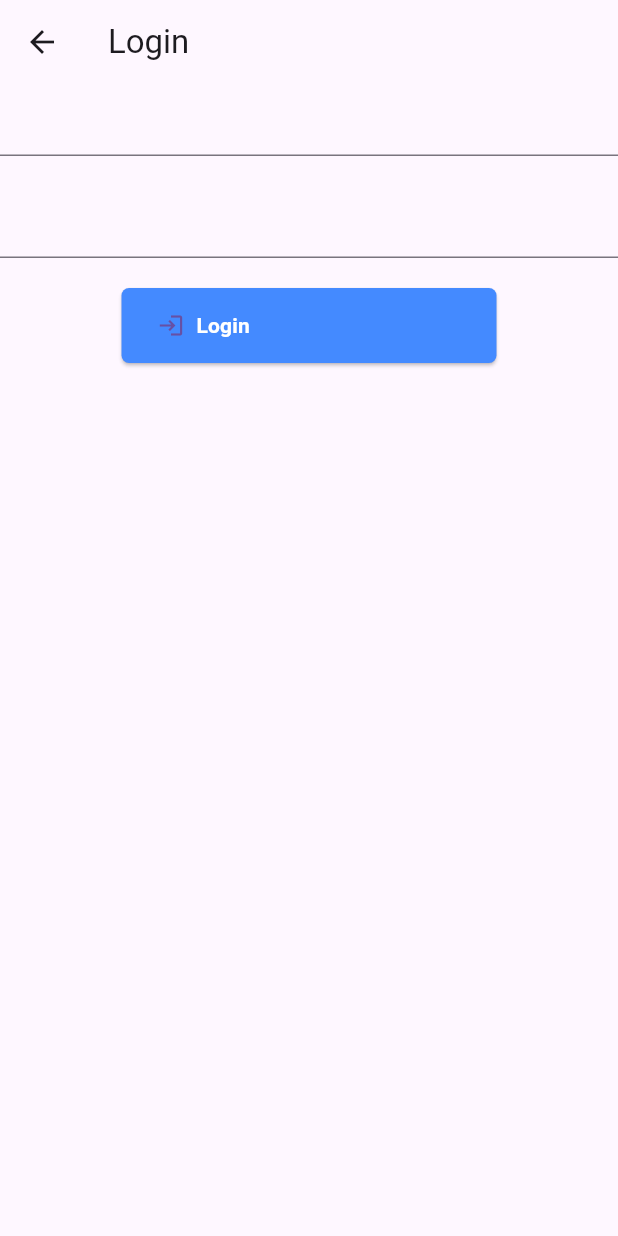
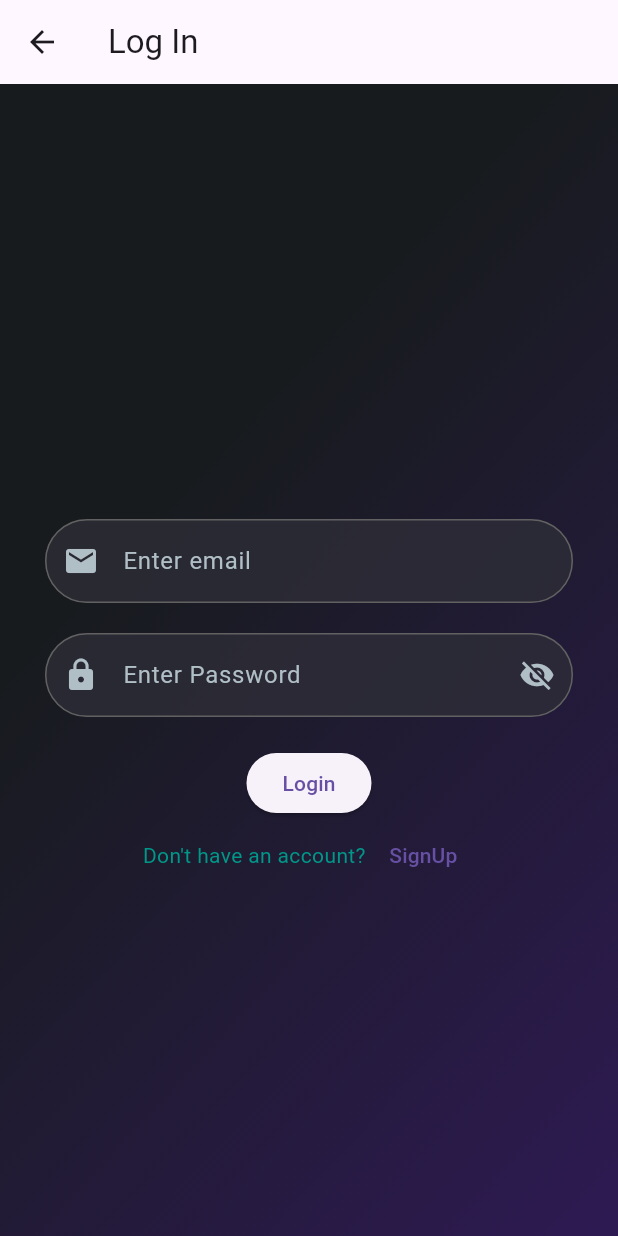
Before and after one commit to Hamza862-Naeem/Task_Management, a Flutter app: the screen it shows after launch, after a tap on "Continue with email", on a phone screen of 412 x 824 dp. Run offline on Flutter 3.47's test engine with Material 3 defaults, Android fonts, the phone set to English and light mode, and no system bars; our stand-ins replace cloud_firestore, firebase_auth, firebase_core, flutter_riverpod; accounts and stored records are empty; network calls fail.

Commit message:
authentication

```diff
--- a/lib/main.dart
+++ b/lib/main.dart
@@ -1,8 +1,17 @@
+import 'package:firebase_core/firebase_core.dart';
 import 'package:flutter/material.dart';
 import 'package:flutter_riverpod/flutter_riverpod.dart';
+import 'package:task_management/firebase_options.dart';
 import 'package:task_management/views/authentication/login/main_screen.dart';
+import 'package:task_management/views/authentication/registration/registration_screen.dart';
 
-void main() {
+import 'routes/routes.dart';
+import 'views/authentication/login/login.dart';
+
+void main() async{
+  WidgetsFlutterBinding.ensureInitialized();
+  await Firebase.initializeApp(
+    options:DefaultFirebaseOptions.currentPlatform);
   runApp(const ProviderScope(child:MyApp()));
 }
 
@@ -11,9 +20,14 @@ class MyApp extends StatelessWidget {
   @override
   Widget build(BuildContext context) {
     return const MaterialApp(
-      debugShowCheckedModeBanner: false,
-      title: 'Todo App',
-      home: MainScreen(),
+       debugShowCheckedModeBanner: false,
+      title: 'Task Management App',
+
+      // Provide initial route or main screen directly
+      initialRoute: AppRoutes.main,
+
+      // Define your route generation function here
+      onGenerateRoute: AppRoutes.generateRoute,
     );
   }
 }
--- /dev/null
+++ b/lib/routes/routes.dart
@@ -0,0 +1,38 @@
+
+import 'package:flutter/material.dart';
+
+import '../views/authentication/login/login.dart';
+import '../views/authentication/login/main_screen.dart';
+import '../views/authentication/registration/registration_screen.dart';
+
+// Centralized routes class
+class AppRoutes {
+  // Route names as constants
+  static const String login = '/login';
+  static const String signUp = '/signUp';
+  static const String main = '/main';
+  static const String mainDashboard = '/mainDashboard';
+  static const String activity = '/activity';
+
+  // Route generation method (use this in MaterialApp)
+  static Route<dynamic> generateRoute(RouteSettings settings) {
+    switch (settings.name) {
+      case login:
+        return MaterialPageRoute(builder: (_) => const LoginScreen());
+      case signUp:
+        return MaterialPageRoute(builder: (_) => const SignUpScreen());
+      case main:
+        return MaterialPageRoute(builder: (_) => const MainScreen());
+      // case mainDashboard:
+      //   return MaterialPageRoute(builder: (_) => const MainDashboard());
+      // case activity:
+      //   return MaterialPageRoute(builder: (_) => const ActivityScreen());
+      default:
+        return MaterialPageRoute(
+          builder: (_) => Scaffold(
+            body: Center(child: Text('No route defined for ${settings.name}')),
+          ),
+        );
+    }
+  }
+}
--- /dev/null
+++ b/lib/views/authentication/login/login.dart
@@ -0,0 +1,112 @@
+import 'package:flutter/material.dart';
+import 'package:flutter_riverpod/flutter_riverpod.dart';
+import 'package:task_management/views/authentication/registration/registration_screen.dart';
+import 'package:task_management/widgets/custom_textfield.dart';
+
+import '../../../data/constants/app_colors.dart';
+import '../../../provider/auth_provider.dart';
+import '../../../utils/snackbar.dart';
+
+class LoginScreen extends ConsumerStatefulWidget {
+  const LoginScreen({super.key});
+
+  @override
+  ConsumerState<LoginScreen> createState() => _LoginScreenState();
+}
+
+class _LoginScreenState extends ConsumerState<LoginScreen> {
+  final TextEditingController emailController = TextEditingController();
+  final TextEditingController passwordController = TextEditingController();
+
+  @override
+  void dispose() {
+    emailController.dispose();
+    passwordController.dispose();
+    super.dispose();
+  }
+
+  void login() async {
+    final authService = ref.read(firebaseAuthServiceProvider);
+    final user = await authService.signInWithEmail(
+      emailController.text.trim(),
+      passwordController.text.trim(),
+    );
+    if (user != null) {
+        // Show success snackbar
+        showLoginSuccessSnackbar(context);
+        print('User signed in: ${user.email}');
+      } else {
+        // Show error snackbar
+        showLoginFailureSnackbar(context);
+        print('Failed to sign in');
+      }
+  }
+
+  @override
+  Widget build(BuildContext context) {
+    return Scaffold(
+      appBar: AppBar(
+        title: const Text('Log In'),
+      ),
+      body: SafeArea(
+        child: Container(
+          height: MediaQuery.of(context).size.height,
+          decoration: const BoxDecoration(
+            gradient: LinearGradient(
+              end: Alignment.bottomRight,
+              colors: [
+                Color.fromRGBO(23, 27, 29, 1.0),
+                Color.fromRGBO(46, 26, 83, 1.0),
+              ],
+            ),
+          ),
+          child: SingleChildScrollView(
+            child: Padding(
+              padding: const EdgeInsets.only(left: 30, right: 30, top: 290),
+              child: Column(
+                mainAxisAlignment: MainAxisAlignment.center,
+                children: [
+                  RoundedTextFormField(
+                    hintText: 'Enter email',
+                    icon: Icons.email,
+                    controller: emailController,
+                  ),
+                  const SizedBox(height: 20),
+                  RoundedTextFormField(
+                    hintText: 'Enter Password',
+                    isPasswordField: true,
+                    icon: Icons.lock,
+                    controller: passwordController,
+                  ),
+                  const SizedBox(height: 20.0),
+                  ElevatedButton(
+                    onPressed: login, // Use the login function
+                    child: const Text('Login'),
+                  ),
+                  Row(
+                    mainAxisAlignment: MainAxisAlignment.center,
+                    children: [
+                      Text(
+                        "Don't have an account? ",
+                        style: TextStyle(color: AppColors.tealColor),
+                      ),
+                      TextButton(
+                        onPressed: () {
+                          Navigator.push(
+                            context,
+                            MaterialPageRoute(builder: (context) => const SignUpScreen()),
+                          );
+                        },
+                        child: const Text('SignUp'),
+                      ),
+                    ],
+                  ),
+                ],
+              ),
+            ),
+          ),
+        ),
+      ),
+    );
+  }
+}
--- a/lib/views/authentication/login/login_screen.dart
+++ /dev/null
@@ -1,34 +0,0 @@
-
-
-import 'package:flutter/material.dart';
-import 'package:task_management/widgets/custom_button.dart';
-
-import '../../../data/constants/app_colors.dart';
-
-class LoginScreen extends StatelessWidget {
-  const LoginScreen({super.key});
-
-  @override
-  Widget build(BuildContext context) {
-    return Scaffold(
-      appBar: AppBar(
-        title: Text('Login '),
-      ),
-      body: SafeArea(child: Column(
-        children: [
-
-          TextField(
-            decoration: InputDecoration(
-
-            ),
-          ),
-           SizedBox(height: 20.0),
-          TextField(),
-          SizedBox(height: 20.0),
-          CustomButton(onPressed: (){}, color: AppColors.darkBlueColor, text: "Login", icon: Icon(Icons.login), width: 250, height: 50)
-        ],
-      )
-      ),
-    );
-  }
-}
--- a/lib/views/authentication/login/main_screen.dart
+++ b/lib/views/authentication/login/main_screen.dart
@@ -1,9 +1,10 @@
+// ignore_for_file: avoid_types_as_parameter_names
+
 import 'package:flutter/material.dart';
 import 'package:flutter_riverpod/flutter_riverpod.dart';
 import 'package:task_management/widgets/custom_button.dart';
 
-import '../../../data/constants/app_colors.dart';
-import 'login_screen.dart';
+import 'login.dart';
 
 class MainScreen extends ConsumerWidget {
   const MainScreen({super.key});
@@ -11,62 +12,68 @@ class MainScreen extends ConsumerWidget {
   @override
   Widget build(BuildContext context, WidgetRef ref) {
     return Scaffold(
+      body: Container(
 
-      body: Container(
-        decoration: BoxDecoration(
+        decoration: const BoxDecoration(
           gradient: LinearGradient(
             end: Alignment.bottomRight,
             colors: [
-              const Color.fromRGBO(23, 27, 29, 1.0), // rgb(23, 27, 29)
-        const Color.fromRGBO(46, 26, 83, 1.0), // rgb(46, 26, 83)
+              Color.fromRGBO(23, 27, 29, 1.0),
+              Color.fromRGBO(46, 26, 83, 1.0),
+
               // Colors.grey.shade900,
               // Colors.deepPurpleAccent.shade700,
             ],
           ),
         ),
         child: Center(
-
           child: Column(
             mainAxisAlignment: MainAxisAlignment.end,
             children: [
-
               // You can keep this padding if you want some space at the top
               Padding(
-                padding: const EdgeInsets.only(left: 50.0, right: 50.0, top: 100  ),
+                padding:
+                    const EdgeInsets.only(left: 50.0, right: 50.0,),
                 child: RichText(
                     textAlign: TextAlign.start,
-                  text: const TextSpan(
-                  children:[
-                    const TextSpan(
-          text: 'Manage everything\n', // Add a line break here
-          style: TextStyle(fontSize: 28,
+                    text: const TextSpan(children: [
+                      TextSpan(
+                        text: 'Management everything\n', // Add a line break here
+                        style: TextStyle(
+                            fontSize: 34,
                             fontWeight: FontWeight.bold,
                             color: Colors.white),
                       ),
-
                       TextSpan(
                         text: 'with one hand', // Final part of the text
-          style: TextStyle(fontSize: 28,
+                        style: TextStyle(
+                            fontSize: 34,
                             fontWeight: FontWeight.bold,
                             color: Colors.white),
                       ),
-                  ]
-                  )
+                    ])
 
                     // Optional: add a welcome message
                     ),
               ),
-              const SizedBox(height: 20.0,),
+              const SizedBox(
+                height: 20.0,
+              ),
 
               // Buttons at the bottom
               Padding(
-                padding: const EdgeInsets.symmetric(horizontal: 20.0), // Optional: add padding around buttons
+                padding: const EdgeInsets.symmetric(
+                    horizontal: 20.0), // Optional: add padding around buttons
                 child: Column(
                   children: [
                     CustomButton(
                       onPressed: () {
-                         Navigator.push(context, MaterialPageRoute(builder: (BuildContext) => const LoginScreen())
-                         );
+                        // ignore: non_constant_identifier_names
+                        Navigator.push(
+                            context,
+                            MaterialPageRoute(
+                                builder: (BuildContext) =>
+                                    const LoginScreen ()));
                       },
                       color: Colors.lightBlue,
                       text: "Continue with email",
@@ -79,22 +86,26 @@ class MainScreen extends ConsumerWidget {
                       mainAxisAlignment: MainAxisAlignment.spaceEvenly,
                       children: [
                         CustomButton(
-                          onPressed: () {
-
-                          },
+                          onPressed: () {},
                           color: Colors.transparent,
                           text: "Facebook",
-                          icon:  const Icon(Icons.login,color: Colors.white,),
+                          icon: Image.asset(
+                            'assets/images/fb.png',
+                            width: 24, // Adjust the width of the image
+                            height: 24, // Adjust the height of the image
+                          ),
                           height: 50, // Increased height for better appearance
                           width: 150, // Adjust width to fit your design
                         ),
                         CustomButton(
-                          onPressed: () {
-
-                          },
+                          onPressed: () {},
                           color: Colors.transparent,
                           text: "Google",
-                          icon: const Icon(Icons.golf_course),
+                          icon: Image.asset(
+                            'assets/images/google_logo.webp', // Path to the image asset
+                            width: 24,
+                            height: 24,
+                          ),
                           height: 50, // Increased height for better appearance
                           width: 150, // Adjust width to fit your design
                         ),
--- a/lib/widgets/custom_button.dart
+++ b/lib/widgets/custom_button.dart
@@ -7,7 +7,7 @@ class CustomButton extends StatelessWidget {
   final VoidCallback onPressed;
  final Color color;
  final String text;
- final Icon icon;
+ final Widget icon;
  final double width;
  final double height;
   const CustomButton({
--- a/lib/widgets/custom_textfield.dart
+++ b/lib/widgets/custom_textfield.dart
@@ -1,12 +1,75 @@
+import 'package:flutter/material.dart';
+import 'package:flutter/services.dart';
+import 'package:flutter_riverpod/flutter_riverpod.dart';
 
+import '../provider/textnotifier_provider.dart';
 
-import 'package:flutter/material.dart';
+final passwordVisibilityProvider = StateProvider<bool>((ref) => false);
 
-class CustomTextField extends StatelessWidget {
-  const CustomTextField({super.key});
+class RoundedTextFormField extends ConsumerWidget {
+  final String hintText;
+  final IconData? icon;  // Leading icon (optional)
+  final bool isPasswordField;
+  final TextInputType? keyboardType;  // Added for keyboard type
+  final List<TextInputFormatter>? inputFormatters;  // Added for input restrictions
+  final TextEditingController controller;
+
+  const RoundedTextFormField({
+    Key? key,
+    required this.hintText,
+    this.icon,
+    this.isPasswordField = false,
+    this.keyboardType, // Initialize keyboardType
+    this.inputFormatters, // Initialize inputFormatters
+    required this.controller,
+  }) : super(key: key);
 
   @override
-  Widget build(BuildContext context) {
-    return TextFormField();
+  Widget build(BuildContext context, WidgetRef ref) {
+    final textNotifier = ref.read(textProvider.notifier);
+    final isPasswordVisible = ref.watch(passwordVisibilityProvider);
+
+    return TextFormField(
+      controller: controller,
+      style: TextStyle(color: const Color(0xFFECEFF1)), // Consistent styling
+      onChanged: (value) {
+        textNotifier.updateText(value);
+      },
+      obscureText: isPasswordField && !isPasswordVisible,
+      keyboardType: keyboardType,  // Set the keyboard type
+      inputFormatters: inputFormatters, // Set the input restrictions
+      decoration: InputDecoration(
+        hintText: hintText,
+        hintStyle: TextStyle(color: const Color(0xFFB0BEC5)),
+        filled: true,
+        fillColor: const Color(0xFF2D2D37).withOpacity(0.8),
+        contentPadding: const EdgeInsets.symmetric(vertical: 16.0, horizontal: 20.0),
+        border: OutlineInputBorder(
+          borderRadius: BorderRadius.circular(30.0),
+          borderSide: BorderSide.none,
+        ),
+        focusedBorder: OutlineInputBorder(
+          borderRadius: BorderRadius.circular(30.0),
+          borderSide: const BorderSide(color: Color(0xFF7C4DFF), width: 2.0),
+        ),
+        enabledBorder: OutlineInputBorder(
+          borderRadius: BorderRadius.circular(30.0),
+          borderSide: const BorderSide(color: Color(0xFF616161), width: 1.0),
+        ),
+        prefixIcon: icon != null ? Icon(icon, color: const Color(0xFFB0BEC5)) : null,
+        suffixIcon: isPasswordField
+            ? IconButton(
+                icon: Icon(
+                  isPasswordVisible ? Icons.visibility : Icons.visibility_off,
+                  color: const Color(0xFFB0BEC5),
+                ),
+                onPressed: () {
+                  ref.read(passwordVisibilityProvider.notifier).state =
+                      !isPasswordVisible;
+                },
+              )
+            : null,
+      ),
+    );
   }
 }
```
Also changed, not shown: lib/provider/auth_provider.dart (added, +15 -0 lines), lib/provider/auth_state_provider.dart (added, +7 -0 lines), lib/provider/textnotifier_provider.dart (added, +26 -0 lines), lib/services/firbease_auth_service.dart (added, +59 -0 lines), lib/utils/snackbar.dart (added, +30 -0 lines), lib/views/authentication/registration/registration_screen.dart (added, +122 -0 lines), pubspec.yaml (+6 -4 lines), assets/images/fb.png (added), assets/images/google_logo.webp (added), firebase.json (added), lib/firebase_options.dart (added), pubspec.lock, 6 other files. Lines whose indentation alone changed are shown as unchanged.
